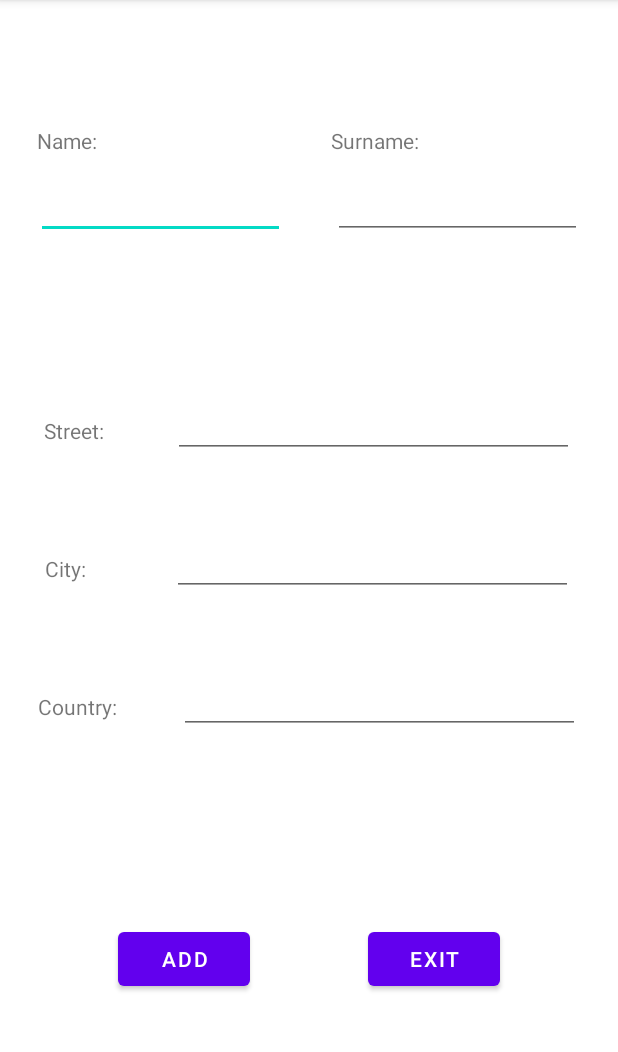
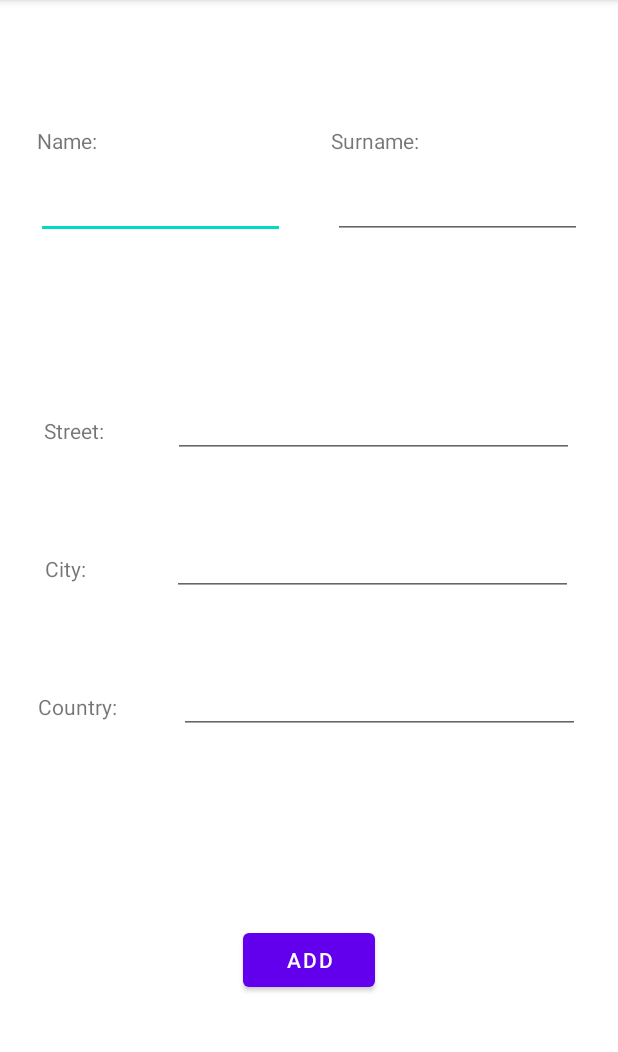
Before and after one commit to stefanocascavilla/pdm-android, an Android app: the FriendsAddActivity screen opened directly, with no data from a screen before it, on a phone screen of 412 x 824 dp, the part 84-1136 px from its top. Run offline under Robolectric (Android 15) with nearby library versions, the phone set to English and light mode, and no system bars.

Commit message:
Defined flows to move between activities

```diff
--- a/app/src/main/java/com/example/myfriendshouse/FriendsListActivity.kt
+++ b/app/src/main/java/com/example/myfriendshouse/FriendsListActivity.kt
@@ -1,11 +1,17 @@
 package com.example.myfriendshouse
 
+import android.content.Intent
 import androidx.appcompat.app.AppCompatActivity
 import android.os.Bundle
+import android.view.View
 
 class FriendsListActivity : AppCompatActivity() {
     override fun onCreate(savedInstanceState: Bundle?) {
         super.onCreate(savedInstanceState)
         setContentView(R.layout.activity_friends_list)
     }
+
+    fun onClickAdd (v: View) {
+        this.startActivity(Intent(this@FriendsListActivity, FriendsAddActivity::class.java))
+    }
 }
--- a/app/src/main/java/com/example/myfriendshouse/MainActivity.kt
+++ b/app/src/main/java/com/example/myfriendshouse/MainActivity.kt
@@ -1,11 +1,17 @@
 package com.example.myfriendshouse
 
+import android.content.Intent
 import androidx.appcompat.app.AppCompatActivity
 import android.os.Bundle
+import android.view.View
 
 class MainActivity : AppCompatActivity() {
     override fun onCreate(savedInstanceState: Bundle?) {
         super.onCreate(savedInstanceState)
         setContentView(R.layout.activity_main)
     }
+
+    fun onClickListFriends (v: View) {
+        this.startActivity(Intent(this@MainActivity, FriendsListActivity::class.java))
+    }
 }
--- a/app/src/main/res/layout/activity_friends_add.xml
+++ b/app/src/main/res/layout/activity_friends_add.xml
@@ -137,24 +137,13 @@
         app:layout_constraintTop_toBottomOf="@+id/nameEditText" />
 
     <Button
-        android:id="@+id/exitButton"
-        android:layout_width="wrap_content"
-        android:layout_height="wrap_content"
-        android:text="@string/exitButton"
-        app:layout_constraintBottom_toBottomOf="parent"
-        app:layout_constraintEnd_toEndOf="parent"
-        app:layout_constraintStart_toEndOf="@+id/addButton"
-        app:layout_constraintTop_toBottomOf="@+id/countryEditText"
-        app:layout_constraintVertical_bias="0.546" />
-
-    <Button
         android:id="@+id/addButton"
         android:layout_width="wrap_content"
         android:layout_height="wrap_content"
+        android:onClick="onAddFriend"
         android:text="@string/addButton"
-        app:layout_constraintBaseline_toBaselineOf="@+id/exitButton"
         app:layout_constraintBottom_toBottomOf="parent"
-        app:layout_constraintEnd_toStartOf="@+id/exitButton"
+        app:layout_constraintEnd_toEndOf="parent"
         app:layout_constraintStart_toStartOf="parent"
         app:layout_constraintTop_toBottomOf="@+id/countryText"
         app:layout_constraintVertical_bias="0.566" />
--- a/app/src/main/res/layout/activity_main.xml
+++ b/app/src/main/res/layout/activity_main.xml
@@ -21,6 +21,7 @@
         android:id="@+id/listButton"
         android:layout_width="0dp"
         android:layout_height="wrap_content"
+        android:onClick="onClickListFriends"
         android:text="@string/listButton"
         app:layout_constraintBottom_toTopOf="@+id/mapButton"
         app:layout_constraintEnd_toEndOf="parent"
```
Also changed, not shown: app/src/main/java/com/example/myfriendshouse/FriendsAddActivity.kt (+50 -0 lines), app/src/main/res/layout/activity_friends_list.xml (+4 -3 lines).
